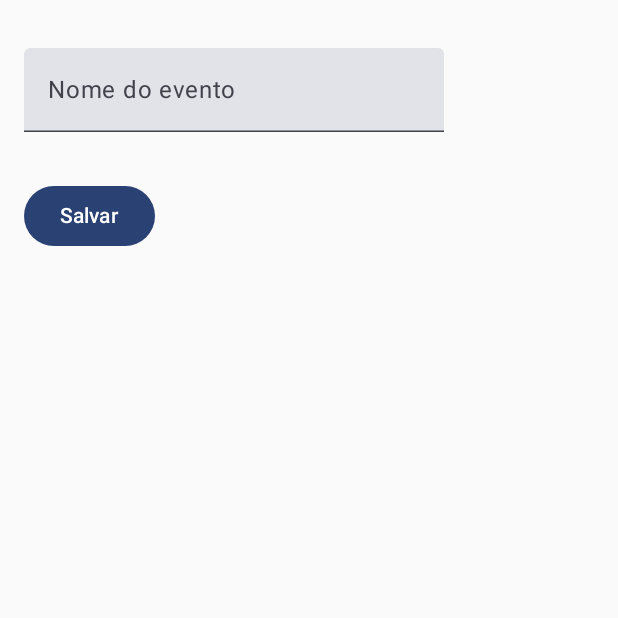
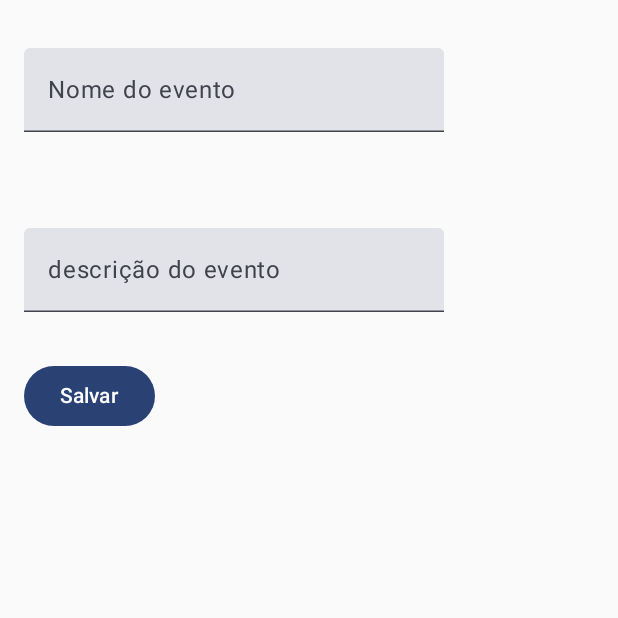
Before and after one commit to PlataformaNitro/Front-End, an Android app built with Jetpack Compose: the FormularioEventoActivity screen opened directly, with no data from a screen before it, after a tap on "Salvar", on a phone screen of 412 x 824 dp, the top half of it. Run offline under Robolectric (Android 15) with nearby library versions, the phone set to English and light mode, and no system bars.

Commit message:
adicionando descricao e expanded ao conteudo

```diff
--- a/app/src/main/java/com/orgs/myapplication/Model/Evento.kt
+++ b/app/src/main/java/com/orgs/myapplication/Model/Evento.kt
@@ -1,5 +1,6 @@
 package com.orgs.myapplication.Model
 
 data class Evento (
-    val titulo:String
+    val titulo:String,
+    val descricao:String = "Descrição do evento",
 )
--- a/app/src/main/java/com/orgs/myapplication/SampleData/SampleEvents.kt
+++ b/app/src/main/java/com/orgs/myapplication/SampleData/SampleEvents.kt
@@ -1,8 +1,8 @@
 import com.orgs.myapplication.Model.Evento
 
 val sampleEvents: List<Evento> = listOf(
-    Evento(titulo = "Evento 1"),
-    Evento(titulo = "Evento 2"),
+    Evento(titulo = "Evento 1", descricao = "Descrição do evento 1"),
+    Evento(titulo = "Evento 2", descricao = "Descrição do evento 2"),
     Evento(titulo = "Evento 3"),
     Evento(titulo = "Evento 4"),
     Evento(titulo = "Evento 5"),
--- a/app/src/main/java/com/orgs/myapplication/ui/Activitys/FormularioEventoActivity.kt
+++ b/app/src/main/java/com/orgs/myapplication/ui/Activitys/FormularioEventoActivity.kt
@@ -36,11 +36,10 @@ class FormularioEventoActivity : ComponentActivity() {
         enableEdgeToEdge()
         setContent {
             MyApplicationTheme {
-                FormularioScreen(onSaveClick = {
-                    evento ->  dao.save(evento)
+                FormularioScreen(onSalveClick = {
+                    dao.save(it)
                     finish()
-                }
-                )
+                })
             }
         }
     }
--- a/app/src/main/java/com/orgs/myapplication/ui/Screen/EventoScreen.kt
+++ b/app/src/main/java/com/orgs/myapplication/ui/Screen/EventoScreen.kt
@@ -41,7 +41,7 @@ fun EventoScreen(eventos: List<Evento>) {
     }
 
     fun containsTitulo(): (Evento) -> Boolean = { evento ->
-        evento.titulo.contains(text, ignoreCase = true)
+        evento.titulo.contains(text, ignoreCase = true) || evento.descricao.contains(text, ignoreCase = true)
     }
 
     val eventosProucurados = remember(eventos, text) {
@@ -85,7 +85,7 @@ fun EventoScreen(
             }
         } else {
             for (evento in eventosProucurados) {
-                EventoItem(modifier = Modifier.padding(start = 16.dp), evento = evento)
+                CardItemEvento(modifier = Modifier.padding(start = 16.dp), evento = evento)
             }
         }
         Spacer(Modifier)
--- a/app/src/main/java/com/orgs/myapplication/ui/Screen/FormularioEventoScreen.kt
+++ b/app/src/main/java/com/orgs/myapplication/ui/Screen/FormularioEventoScreen.kt
@@ -20,13 +20,36 @@ import androidx.compose.ui.tooling.preview.Preview
 import androidx.compose.ui.unit.dp
 import com.orgs.myapplication.Model.Evento
 
+class FormularioScreenUiState
+    (val texto: String = "",
+     val descricao: String = "",
+     val onTextChange: (String) -> Unit = {},
+     val onDescricaoChange: (String) -> Unit = {}
+    )
+
 @Composable
-fun FormularioScreen(modifier: Modifier = Modifier, onSaveClick:(Evento) -> Unit = {}) {
+fun FormularioScreen(onSalveClick: (Evento) -> Unit = {}) {
     var texto by remember { mutableStateOf("") }
+    var descricao by remember { mutableStateOf("") }
+    val state = FormularioScreenUiState(texto = texto, onTextChange = { texto = it}, descricao = descricao, onDescricaoChange = {descricao = it})
+    val onSaveClick = {
+        if (texto.isNotBlank() && descricao.isNotBlank()) {
+            val eventoObject = Evento(texto)
+            onSalveClick(eventoObject)
+        }else{
+            var mostrarError:Boolean = true
+        }
+    }
+    FormularioScreen(state = state, onSaveClick = onSaveClick)
+}
+
+
+@Composable
+fun FormularioScreen(modifier: Modifier = Modifier,state: FormularioScreenUiState = FormularioScreenUiState(), onSaveClick:() -> Unit = {}) {
     Column(modifier = modifier.verticalScroll(rememberScrollState())) {
         TextField(
-            value = texto,
-            onValueChange = { novoTexto -> texto = novoTexto },
+            value = state.texto,
+            onValueChange = state.onTextChange,
             modifier = modifier.padding(vertical = 32.dp, horizontal = 16.dp),
             label = { Text("Nome do evento") },
             keyboardOptions = KeyboardOptions(
@@ -36,15 +59,19 @@ fun FormularioScreen(modifier: Modifier = Modifier, onSaveClick:(Evento) -> Unit
             ),
 
             )
-        Button(modifier = modifier.padding(horizontal = 16.dp), onClick = {
-            if (texto.isNotBlank()) {
-                val eventoObject = Evento(texto)
-                Log.i("FormularioScreen", "Evento criado: $eventoObject")
-                onSaveClick(eventoObject)
-            } else {
-                Log.i("FormularioScreen", "Texto vazio")
-            }
-        }
+        TextField(
+            value = state.descricao,
+            onValueChange = state.onDescricaoChange,
+            modifier = modifier.padding(vertical = 32.dp, horizontal = 16.dp),
+            label = { Text("descrição do evento") },
+            keyboardOptions = KeyboardOptions(
+                keyboardType = KeyboardType.Text,
+                imeAction = ImeAction.Next,
+                capitalization = KeyboardCapitalization.Words
+            ),
+
+            )
+        Button(modifier = modifier.padding(horizontal = 16.dp), onClick = onSaveClick
         ) { Text("Salvar") }
     }
 }
```
Also changed, not shown: app/src/main/java/com/orgs/myapplication/ui/componentes/CardItemEvento.kt (added, +33 -0 lines), app/src/main/java/com/orgs/myapplication/ui/componentes/EventoItem.kt (+6 -1 lines).
